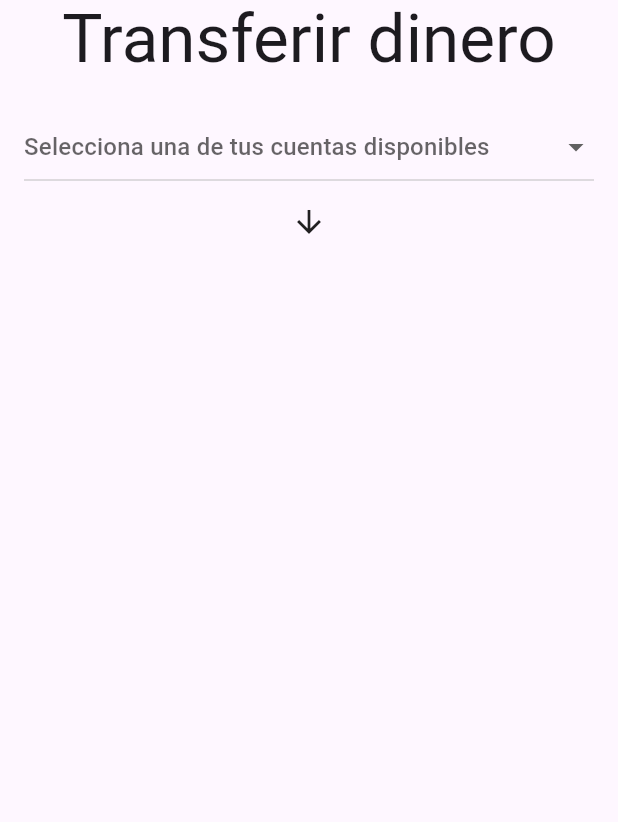
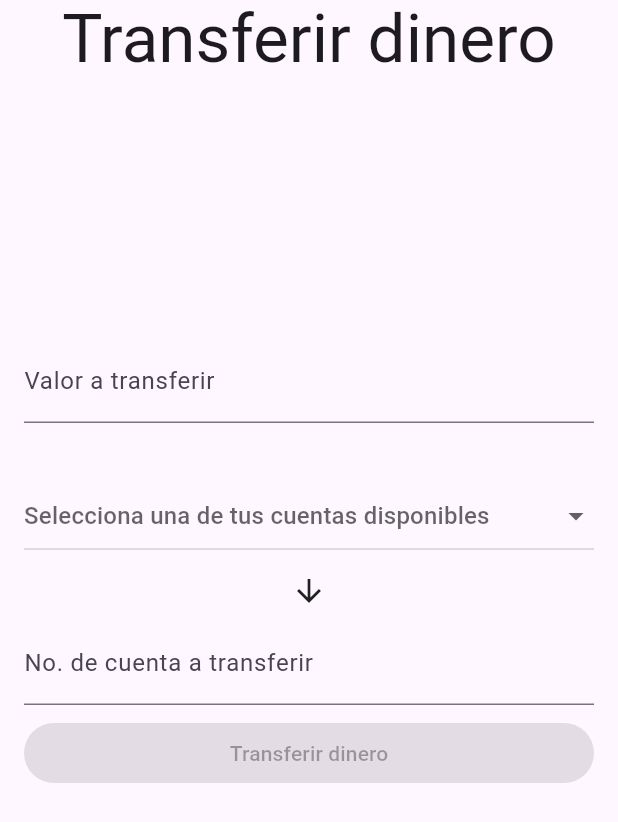
Before and after one commit to cristian2024/flutter_facade_transfer, a Flutter app: the screen it shows after launch, on a phone screen of 412 x 824 dp. Shown: the top 822 px of the screen. Run offline on Flutter 3.47's test engine with Material 3 defaults, Android fonts, the phone set to English and light mode, and no system bars; our stand-ins replace currency_text_input_formatter, equatable, flutter_bloc, get_it.

Commit message:
feature: pantallas de transferencias implementadas

```diff
--- a/lib/features/transfer/ui/transfer_screen.dart
+++ b/lib/features/transfer/ui/transfer_screen.dart
@@ -1,20 +1,38 @@
+import 'package:currency_text_input_formatter/currency_text_input_formatter.dart';
 import 'package:flutter/material.dart';
 import 'package:flutter_bloc/flutter_bloc.dart';
-import 'package:flutter_facade_transfer/features/accounts/ui/state/accounts_cubit/accounts_state.dart';
+import 'package:flutter_facade_transfer/core/injection.dart';
 
-import '../../accounts/domain/account_model.dart';
+import '../../../core/status.dart';
+import '../ui/state/transfer_management/transfer_management_cubit.dart';
+
+import '../../accounts/ui/state/accounts_cubit/accounts_state.dart';
 import '../../accounts/ui/account_selector.dart';
 import '../../accounts/ui/state/accounts_cubit/accounts_cubit.dart';
+import 'transfer_success.dart';
 
-class TransferScreen extends StatefulWidget {
+class TransferScreen extends StatelessWidget {
   const TransferScreen({super.key});
 
   @override
-  State<TransferScreen> createState() => _TransferScreenState();
+  Widget build(BuildContext context) {
+    return BlocProvider(
+      create: (context) => TransferManagementCubit(
+        readIt(),
+      ),
+      child: const _TransferBody(),
+    );
+  }
 }
 
-class _TransferScreenState extends State<TransferScreen> {
-  AccountModel? _selectedAccount;
+class _TransferBody extends StatefulWidget {
+  const _TransferBody();
+
+  @override
+  State<_TransferBody> createState() => _TransferBodyState();
+}
+
+class _TransferBodyState extends State<_TransferBody> {
   @override
   Widget build(BuildContext context) {
     final TextTheme textTheme = Theme.of(context).textTheme;
@@ -22,24 +40,77 @@ class _TransferScreenState extends State<TransferScreen> {
       body: SafeArea(
         child: Padding(
           padding: const EdgeInsets.symmetric(horizontal: 16.0),
-          child: Column(
-            crossAxisAlignment: CrossAxisAlignment.stretch,
+          child: BlocConsumer<TransferManagementCubit, TransferManagementState>(
+            listener: (context, state) {
+              if (state.exception != null) {
+                ScaffoldMessenger.of(context).showSnackBar(
+                  SnackBar(
+                    content: Text(state.exception.toString()),
+                  ),
+                );
+              } else if (state.status == Status.finished) {
+                Navigator.of(context).pushReplacement(MaterialPageRoute(
+                  builder: (context) => TransferSuccess(),
+                ));
+              }
+            },
+            listenWhen: (previous, current) {
+              return (current.exception != null &&
+                      current.exception != previous.exception) ||
+                  (current.status == Status.finished);
+            },
+            builder: (context, state) {
+              final TransferManagementState(
+                isValidInfo: isValid,
+                :fromAccount,
+                :status,
+              ) = state;
+
+              final bool isLoading = status == Status.loading;
+              return Column(
                 children: [
                   Text(
                     'Transferir dinero',
                     style: textTheme.displayMedium,
                     textAlign: TextAlign.center,
                   ),
-              SizedBox(height: 16),
+                  Expanded(
+                    child: Column(
+                      mainAxisAlignment: MainAxisAlignment.center,
+                      crossAxisAlignment: CrossAxisAlignment.stretch,
+                      children: [
+                        TextFormField(
+                          decoration: InputDecoration(
+                            labelText: "Valor a transferir",
+                          ),
+                          inputFormatters: [
+                            CurrencyTextInputFormatter.simpleCurrency(
+                              decimalDigits: 0,
+                            )
+                          ],
+                          onChanged: (value) {
+                            final double amount = double.tryParse(
+                                    value.replaceAll(RegExp(r'[^0-9.]'), '')) ??
+                                0;
+                            if (amount > 0) {
+                              context
+                                  .read<TransferManagementCubit>()
+                                  .setAmount(amount);
+                            }
+                          },
+                        ),
+                        SizedBox(height: 32),
                         BlocBuilder<AccountsCubit, AccountsState>(
                           builder: (context, state) {
                             return AccountSelector(
                               accounts: state.accounts,
-                    selectedAccount: _selectedAccount,
+                              selectedAccount: fromAccount,
                               onSelectedAccount: (account) {
-                      setState(() {
-                        _selectedAccount = account;
-                      });
+                                if (account != null) {
+                                  context
+                                      .read<TransferManagementCubit>()
+                                      .setFromAccount(account);
+                                }
                               },
                             );
                           },
@@ -47,7 +118,38 @@ class _TransferScreenState extends State<TransferScreen> {
                         SizedBox(height: 8),
                         Icon(Icons.arrow_downward),
                         SizedBox(height: 8),
+                        TextFormField(
+                          decoration: InputDecoration(
+                              labelText: "No. de cuenta a transferir"),
+                          onChanged: (value) {
+                            if (value.isNotEmpty) {
+                              context
+                                  .read<TransferManagementCubit>()
+                                  .setToAccount(value);
+                            }
+                          },
+                        ),
+                        SizedBox(height: 8),
+                        ElevatedButton(
+                          onPressed:
+                              !isValid || isLoading || status == Status.fail
+                                  ? null
+                                  : () {
+                                      context
+                                          .read<TransferManagementCubit>()
+                                          .transfer();
+                                    },
+                          child: isLoading
+                              ? CircularProgressIndicator()
+                              : Text("Transferir dinero"),
+                        ),
+                        SizedBox(height: 124),
                       ],
+                    ),
+                  ),
+                ],
+              );
+            },
           ),
         ),
       ),
--- a/pubspec.yaml
+++ b/pubspec.yaml
@@ -7,6 +7,7 @@ environment:
   sdk: ^3.6.2
 
 dependencies:
+  currency_text_input_formatter: ^2.3.0
   equatable: ^2.0.7
   flutter:
     sdk: flutter
```
Also changed, not shown: lib/features/transfer/ui/transfer_success.dart (added, +33 -0 lines), pubspec.lock. Lines whose indentation alone changed are shown as unchanged.
